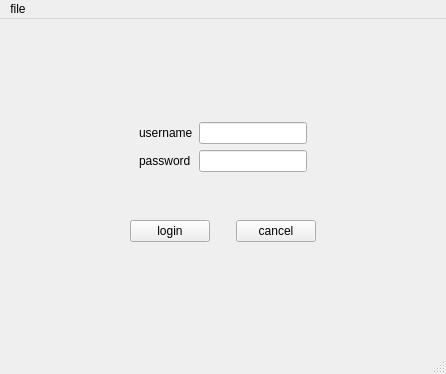
Old version of the form mainwindow.ui in the repository fafi09/qtdesigner.
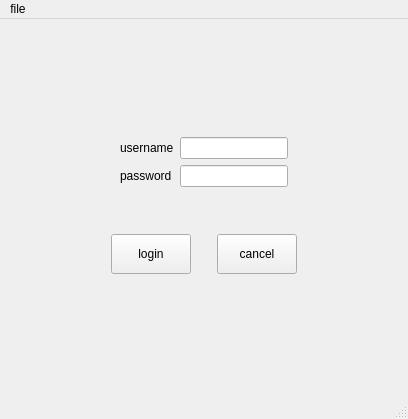
New version of the form. Icons and pictures are not drawn. Custom widgets are drawn as their Qt base class.

Commit message: v0.3样式表

The edit to the form file:
```diff
--- a/mainwindow.ui
+++ b/mainwindow.ui
@@ -6,10 +6,16 @@
    <rect>
     <x>0</x>
     <y>0</y>
-    <width>446</width>
-    <height>374</height>
+    <width>408</width>
+    <height>419</height>
    </rect>
   </property>
+  <property name="minimumSize">
+   <size>
+    <width>0</width>
+    <height>0</height>
+   </size>
+  </property>
   <property name="windowTitle">
    <string>MainWindow</string>
   </property>
@@ -76,7 +82,7 @@
          </property>
          <property name="sizeHint" stdset="0">
           <size>
-           <width>94</width>
+           <width>75</width>
            <height>20</height>
           </size>
          </property>
@@ -115,7 +121,7 @@
          </property>
          <property name="sizeHint" stdset="0">
           <size>
-           <width>93</width>
+           <width>74</width>
            <height>20</height>
           </size>
          </property>
@@ -134,7 +140,7 @@
          </property>
          <property name="sizeHint" stdset="0">
           <size>
-           <width>104</width>
+           <width>85</width>
            <height>20</height>
           </size>
          </property>
@@ -142,6 +148,27 @@
        </item>
        <item>
         <widget class="QPushButton" name="pushButton">
+         <property name="enabled">
+          <bool>true</bool>
+         </property>
+         <property name="minimumSize">
+          <size>
+           <width>0</width>
+           <height>40</height>
+          </size>
+         </property>
+         <property name="sizeIncrement">
+          <size>
+           <width>0</width>
+           <height>0</height>
+          </size>
+         </property>
+         <property name="baseSize">
+          <size>
+           <width>0</width>
+           <height>50</height>
+          </size>
+         </property>
          <property name="text">
           <string>login</string>
          </property>
@@ -165,6 +192,12 @@
        </item>
        <item>
         <widget class="QPushButton" name="pushButton_2">
+         <property name="minimumSize">
+          <size>
+           <width>0</width>
+           <height>40</height>
+          </size>
+         </property>
          <property name="text">
           <string>cancel</string>
          </property>
@@ -177,7 +210,7 @@
          </property>
          <property name="sizeHint" stdset="0">
           <size>
-           <width>103</width>
+           <width>84</width>
            <height>20</height>
           </size>
          </property>
@@ -196,7 +229,7 @@
     <rect>
      <x>0</x>
      <y>0</y>
-     <width>446</width>
+     <width>408</width>
      <height>22</height>
     </rect>
    </property>
```
The commit also changes 2 other files.
